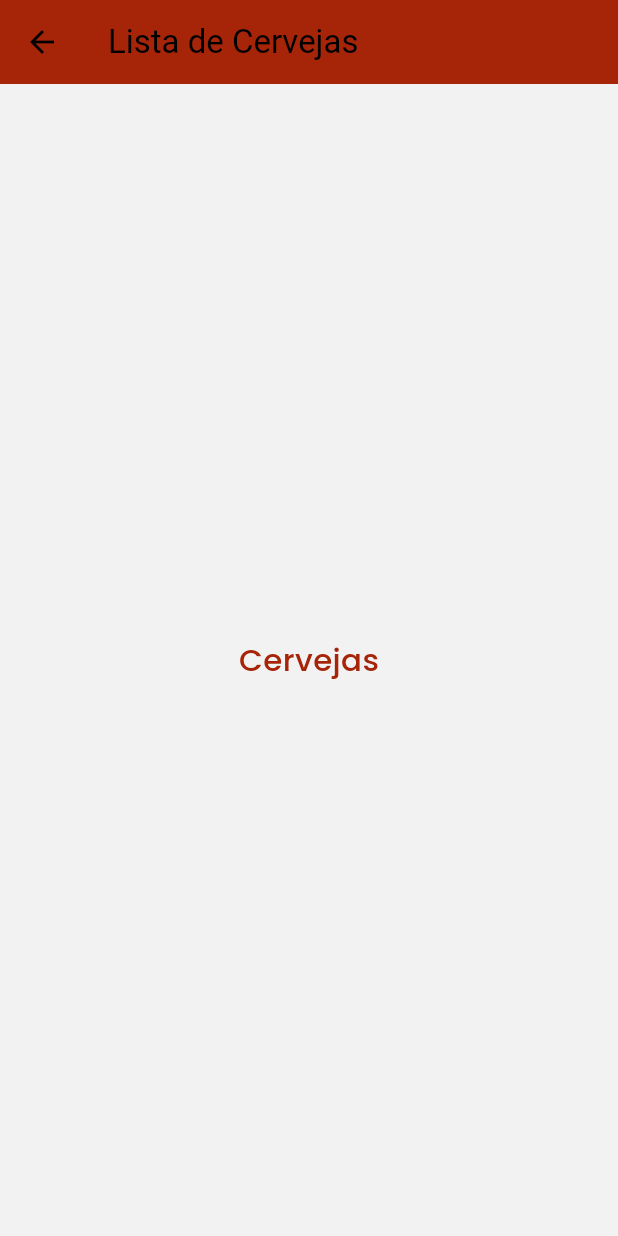
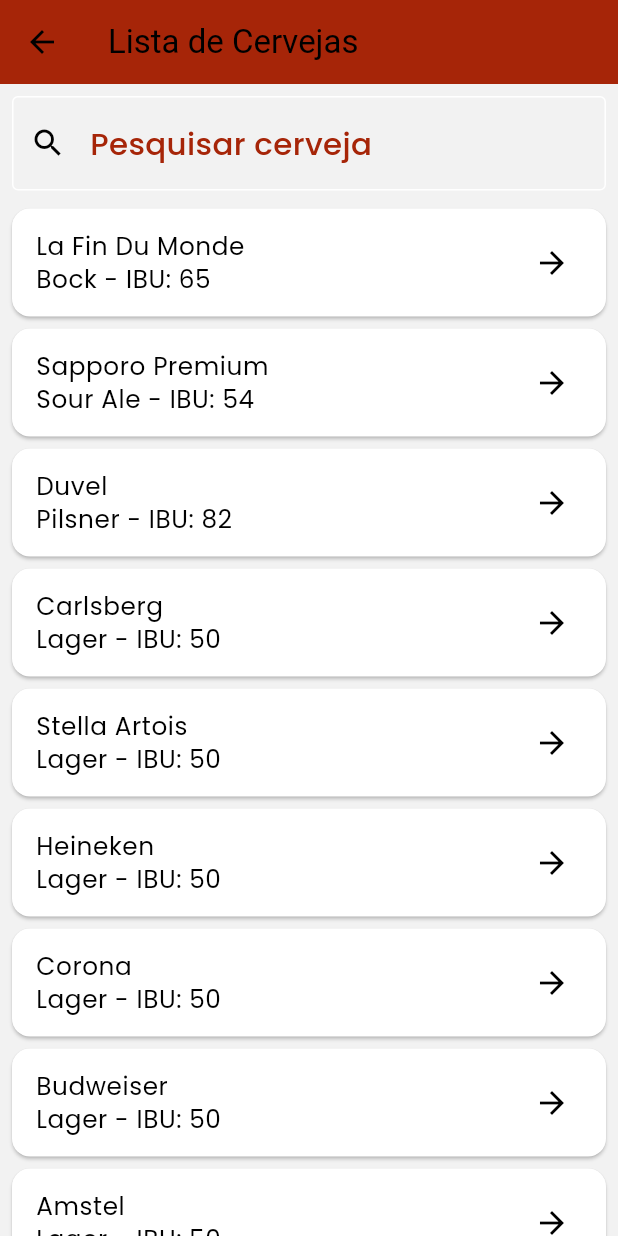
Before and after one commit to andersonstack/app_beer, a Flutter app: the screen it shows after launch, after a tap on "Visualizar cervejas", on a phone screen of 412 x 824 dp. Run offline on Flutter 3.47's test engine with Material 3 defaults, Android fonts, the phone set to English and light mode, and no system bars; our stand-ins replace get, google_fonts.

Commit message:
feat: criando tela de lista de cervejas

```diff
--- a/lib/components/list_component.dart
+++ b/lib/components/list_component.dart
@@ -1,13 +1,64 @@
 import 'package:flutter/material.dart';
+import 'package:get/get.dart';
+import 'package:app_beer/controller/app_controller.dart';
 
 class ListBeer extends StatelessWidget {
   const ListBeer({super.key});
 
   @override
   Widget build(BuildContext context) {
+    final AppController appController = Get.find();
+
     return Scaffold(
-      appBar: AppBar(title: Text("Lista de Cervejas")),
-      body: Center(child: Text("Cervejas")),
+      appBar: AppBar(title: const Text("Lista de Cervejas")),
+      body: Column(
+        children: [
+          Padding(
+            padding: EdgeInsets.all(8.0),
+            child: TextField(
+              decoration: InputDecoration(
+                labelText: 'Pesquisar cerveja',
+                labelStyle: Theme.of(context).textTheme.bodyMedium,
+                prefixIcon: Icon(Icons.search),
+                border: OutlineInputBorder(),
+              ),
+            ),
+          ),
+          Expanded(
+            child: ListView.builder(
+              itemCount: appController.cervejas.length,
+              itemBuilder: (context, index) {
+                final key = appController.cervejas.keys.elementAt(index);
+                final beer = appController.cervejas[key]!;
+                // ignore: avoid_print
+                print(
+                  "CONTEXTO: $context, INDEX: $index, KEY: $key, BEER: $beer",
+                );
+
+                return Card(
+                  key: Key(key),
+                  margin: const EdgeInsets.symmetric(
+                    horizontal: 8,
+                    vertical: 4,
+                  ),
+                  child: ListTile(
+                    title: Text(
+                      beer['name'],
+                      style: Theme.of(context).textTheme.bodySmall,
+                    ),
+                    subtitle: Text(
+                      '${beer['style']} - IBU: ${beer['ibu']}',
+                      style: Theme.of(context).textTheme.bodySmall,
+                    ),
+                    trailing: const Icon(Icons.arrow_forward),
+                    onTap: () {},
+                  ),
+                );
+              },
+            ),
+          ),
+        ],
+      ),
     );
   }
 }
--- a/lib/controller/app_controller.dart
+++ b/lib/controller/app_controller.dart
@@ -1,7 +1,7 @@
 import 'package:get/get.dart';
 
 class AppController extends GetxController {
-  final List<Map<String, dynamic>> cervejas;
+  final Map<String, dynamic> cervejas;
   final List<String> categorias;
   final Map<String, dynamic> bottomNavigation;
 
--- a/lib/main.dart
+++ b/lib/main.dart
@@ -5,21 +5,23 @@
 import './controller/app_controller.dart';
 
 void main() {
-  List<Map<String, dynamic>> cervejas = [
-    {"name": "La Fin Du Monde", "style": "Bock", "ibu": "65"},
-    {"name": "Sapporo Premium", "style": "Sour Ale", "ibu": "54"},
-    {"name": "Duvel", "style": "Pilsner", "ibu": "82"},
-    {"name": "Carlsberg", "style": "Lager", "ibu": "50"},
-    {"name": "Stella Artois", "style": "Lager", "ibu": "50"},
-    {"name": "Heineken", "style": "Lager", "ibu": "50"},
-    {"name": "Corona", "style": "Lager", "ibu": "50"},
-    {"name": "Budweiser", "style": "Lager", "ibu": "50"},
-    {"name": "Amstel", "style": "Lager", "ibu": "50"},
-    {"name": "Carlsberg", "style": "Lager", "ibu": "50"},
-    {"name": "Sapporo Premium", "style": "Lager", "ibu": "50"},
-    {"name": "Stella Artois", "style": "Lager", "ibu": "50"},
-    {"name": "Corona", "style": "Lager", "ibu": "50"},
-  ];
+  Map<String, dynamic> cervejas = {
+    "0001": {"name": "La Fin Du Monde", "style": "Bock", "ibu": "65"},
+    "0002": {"name": "Sapporo Premium", "style": "Sour Ale", "ibu": "54"},
+    "0003": {"name": "Duvel", "style": "Pilsner", "ibu": "82"},
+    "0004": {"name": "Carlsberg", "style": "Lager", "ibu": "50"},
+    "0005": {"name": "Stella Artois", "style": "Lager", "ibu": "50"},
+    "0006": {"name": "Heineken", "style": "Lager", "ibu": "50"},
+    "0007": {"name": "Corona", "style": "Lager", "ibu": "50"},
+    "0008": {"name": "Budweiser", "style": "Lager", "ibu": "50"},
+    "0009": {"name": "Amstel", "style": "Lager", "ibu": "50"},
+    "0010": {"name": "Amstel", "style": "Lager", "ibu": "50"},
+    "0011": {"name": "Carlsberg", "style": "Lager", "ibu": "50"},
+    "0012": {"name": "Sapporo Premium", "style": "Lager", "ibu": "50"},
+    "0013": {"name": "Stella Artois", "style": "Lager", "ibu": "50"},
+    "0014": {"name": "Corona", "style": "Lager", "ibu": "50"},
+  };
+
   List<String> categorias = ["name", "style", "ibu"];
   Map<String, dynamic> bottomNavigation = {
     "function1": {"icon": "home", "title": "Home"},
```
